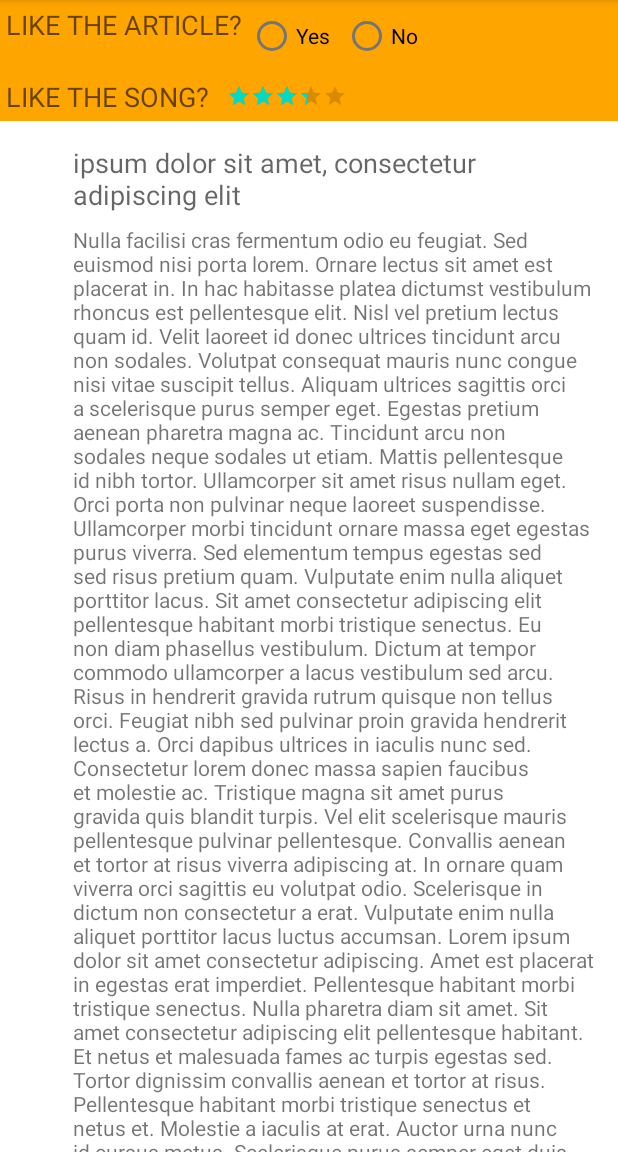
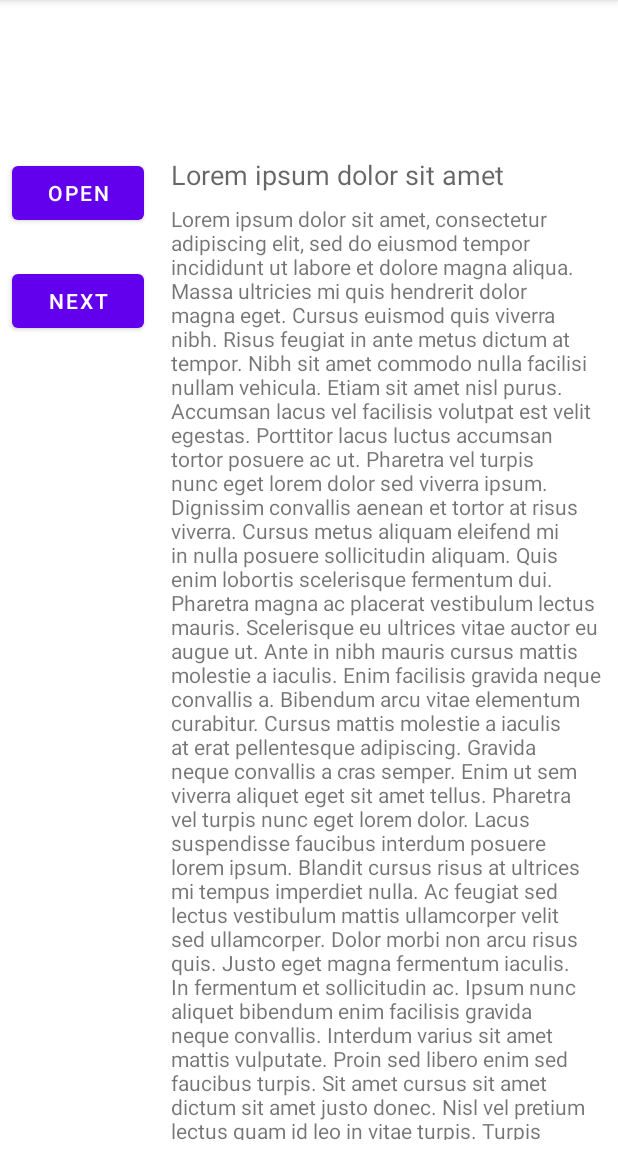
Before and after one commit to sakriya777/Fragment, an Android app: the screen it shows after launch (MainActivity), on a phone screen of 412 x 824 dp, the part 84-1236 px from its top. Run offline under Robolectric (Android 15) with nearby library versions, the phone set to English and light mode, and no system bars.

Commit message:
homework completed

```diff
--- a/app/src/main/java/com/example/fragments/SimpleFragment.java
+++ b/app/src/main/java/com/example/fragments/SimpleFragment.java
@@ -22,6 +22,7 @@ public class SimpleFragment extends Fragment {
     public SimpleFragment() {
         // Required empty public constructor
     }
+
 
     @Override
     public View onCreateView(LayoutInflater inflater, ViewGroup container,
@@ -74,4 +75,9 @@ public class SimpleFragment extends Fragment {
         return rootView;
     }
 
+
+    public static SimpleFragment newInstance() {
+        return new SimpleFragment();
+    }
+
 }
--- a/app/src/main/res/layout/activity_main.xml
+++ b/app/src/main/res/layout/activity_main.xml
@@ -1,5 +1,4 @@
 <?xml version="1.0" encoding="utf-8"?>
-
 
 <androidx.constraintlayout.widget.ConstraintLayout
     xmlns:android="http://schemas.android.com/apk/res/android"
@@ -8,7 +7,6 @@
     android:layout_width="match_parent"
     android:layout_height="match_parent"
     tools:context=".MainActivity">
-
 
     <ImageView
         android:id="@+id/imageView"
@@ -24,43 +22,72 @@
 
     <TextView
         android:id="@+id/title"
+        android:layout_width="247dp"
+        android:layout_height="24dp"
+        android:layout_marginLeft="@dimen/margin_wide"
+        android:layout_marginTop="8dp"
+        android:layout_marginRight="@dimen/margin_wide"
+        android:text="@string/title2"
+        android:textAppearance="@style/Base.TextAppearance.AppCompat.Medium"
+        app:layout_constraintHorizontal_bias="0.65"
+        app:layout_constraintLeft_toRightOf="@+id/imageView"
+        app:layout_constraintRight_toRightOf="parent"
+        app:layout_constraintTop_toTopOf="@+id/imageView" />
+
+    <ScrollView
         android:layout_width="0dp"
-        android:layout_height="wrap_content"
-        android:text="@string/title1"
-        android:textAppearance="@style/Base.TextAppearance.AppCompat.Medium"
-        android:layout_marginRight="@dimen/margin_wide"
-        app:layout_constraintRight_toRightOf="parent"
-        app:layout_constraintTop_toTopOf="@+id/imageView"
-        app:layout_constraintLeft_toRightOf="@+id/imageView"
-        android:layout_marginLeft="16dp"
-        app:layout_constraintHorizontal_bias="0.0"
-        android:layout_marginStart="16dp"
-        android:layout_marginEnd="@dimen/margin_wide" />
-
-
-    <TextView
-        android:id="@+id/article"
-        android:layout_width="0dp"
-        android:layout_height="wrap_content"
-        android:layout_marginRight="@dimen/padding_wide"
-        android:text="@string/article1"
+        android:layout_height="0dp"
+        android:layout_marginRight="@dimen/standard_margin"
+        android:layout_marginEnd="@dimen/standard_margin"
         app:layout_constraintRight_toRightOf="parent"
         android:layout_marginTop="@dimen/standard_margin"
         app:layout_constraintTop_toBottomOf="@+id/title"
+        android:layout_marginLeft="0dp"
+        android:layout_marginStart="0dp"
         app:layout_constraintLeft_toLeftOf="@+id/title"
-        app:layout_constraintHorizontal_bias="0.0"
-        android:layout_marginEnd="@dimen/padding_wide" />
+        app:layout_constraintBottom_toBottomOf="parent"
+        android:layout_marginBottom="@dimen/standard_margin">
 
+        <TextView
+            android:id="@+id/article"
+            android:layout_width="match_parent"
+            android:layout_height="wrap_content"
+            android:text="@string/article2"
+            tools:layout_editor_absoluteX="8dp"
+            tools:layout_editor_absoluteY="288dp"/>
+    </ScrollView>
 
-    <fragment
-        android:id="@+id/fragment"
-        android:name="com.example.fragments.SimpleFragment"
+    <FrameLayout
+        android:id="@+id/fragment_container"
+        android:name="SimpleFragment"
         android:layout_width="0dp"
         android:layout_height="wrap_content"
         app:layout_constraintLeft_toLeftOf="parent"
         app:layout_constraintRight_toRightOf="parent"
         app:layout_constraintTop_toTopOf="parent"
-        tools:layout="@layout/activity_simple_fragment" />
+        tools:layout="@layout/activity_simple_fragment"/>
+
+    <Button
+        android:id="@+id/open_button"
+        android:layout_width="wrap_content"
+        android:layout_height="wrap_content"
+        android:layout_marginLeft="@dimen/standard_margin"
+        android:layout_marginStart="@dimen/standard_margin"
+        android:layout_marginTop="@dimen/standard_margin"
+        android:text="@string/open"
+        app:layout_constraintLeft_toLeftOf="parent"
+        app:layout_constraintTop_toBottomOf="@+id/imageView"/>
 
 
+    <Button
+        android:id="@+id/next_button"
+        android:layout_width="wrap_content"
+        android:layout_height="wrap_content"
+        android:layout_marginLeft="@dimen/standard_margin"
+        android:layout_marginTop="80dp"
+        android:text="@string/next"
+        tools:layout="@layout/activity_second"
+        app:layout_constraintLeft_toLeftOf="parent"
+        app:layout_constraintTop_toBottomOf="@+id/imageView" />
+
 </androidx.constraintlayout.widget.ConstraintLayout>
--- a/app/src/main/res/layout/activity_simple_fragment.xml
+++ b/app/src/main/res/layout/activity_simple_fragment.xml
@@ -3,7 +3,7 @@
     android:layout_width="match_parent"
     android:layout_height="wrap_content"
     android:background="@color/my_fragment_color"
-    android:orientation="vertical"
+    android:orientation="horizontal"
     tools:context=".SimpleFragment">
 
     <LinearLayout
@@ -17,7 +17,7 @@
             android:layout_height="wrap_content"
             android:padding="@dimen/small_padding"
             android:text="@string/question_article"
-            android:textAppearance="@style/Base.TextAppearance.AppCompat.Medium"/>
+            android:textAppearance="@style/Base.TextAppearance.AppCompat.Medium" />
 
         <RadioGroup
             android:id="@+id/radio_group"
@@ -30,14 +30,14 @@
                 android:layout_width="wrap_content"
                 android:layout_height="wrap_content"
                 android:layout_marginRight="@dimen/standard_margin"
-                android:text="@string/yes"/>
+                android:text="@string/yes" />
 
             <RadioButton
                 android:id="@+id/radio_button_no"
                 android:layout_width="wrap_content"
                 android:layout_height="wrap_content"
                 android:layout_marginRight="@dimen/standard_margin"
-                android:text="@string/no"/>
+                android:text="@string/no" />
         </RadioGroup>
 
     </LinearLayout>
@@ -53,17 +53,18 @@
             android:layout_height="wrap_content"
             android:padding="@dimen/small_padding"
             android:text="@string/question_the_song"
-            android:textAppearance="@style/Base.TextAppearance.AppCompat.Medium"/>
+            android:textAppearance="@style/Base.TextAppearance.AppCompat.Medium" />
 
         <RatingBar
             android:id="@+id/ratingBar"
             style="@android:style/Widget.DeviceDefault.RatingBar.Small"
             android:layout_width="wrap_content"
             android:layout_height="wrap_content"
+            android:isIndicator="false"
             android:numStars="6"
-            android:isIndicator="false"
             android:padding="@dimen/padding_standard"
             android:rating="3.5"
-            android:stepSize="0.5"/>
+            android:stepSize="0.5" />
     </LinearLayout>
+
 </LinearLayout>
--- a/app/src/main/res/values/strings.xml
+++ b/app/src/main/res/values/strings.xml
@@ -26,4 +26,6 @@
 
     <!-- Text for the exception message in FragmentCommunicate. -->
     <string name="exception_message">must implement OnFragmentInteractionListener</string>
+    <string name="next">next</string>
+    <string name="previous">previous</string>
 </resources>
```
Also changed, not shown: app/src/main/java/com/example/fragments/MainActivity.java (+93 -0 lines), app/src/main/java/com/example/fragments/SecondActivity.java (added, +27 -0 lines), app/src/main/res/layout/activity_second.xml (added, +19 -0 lines).
